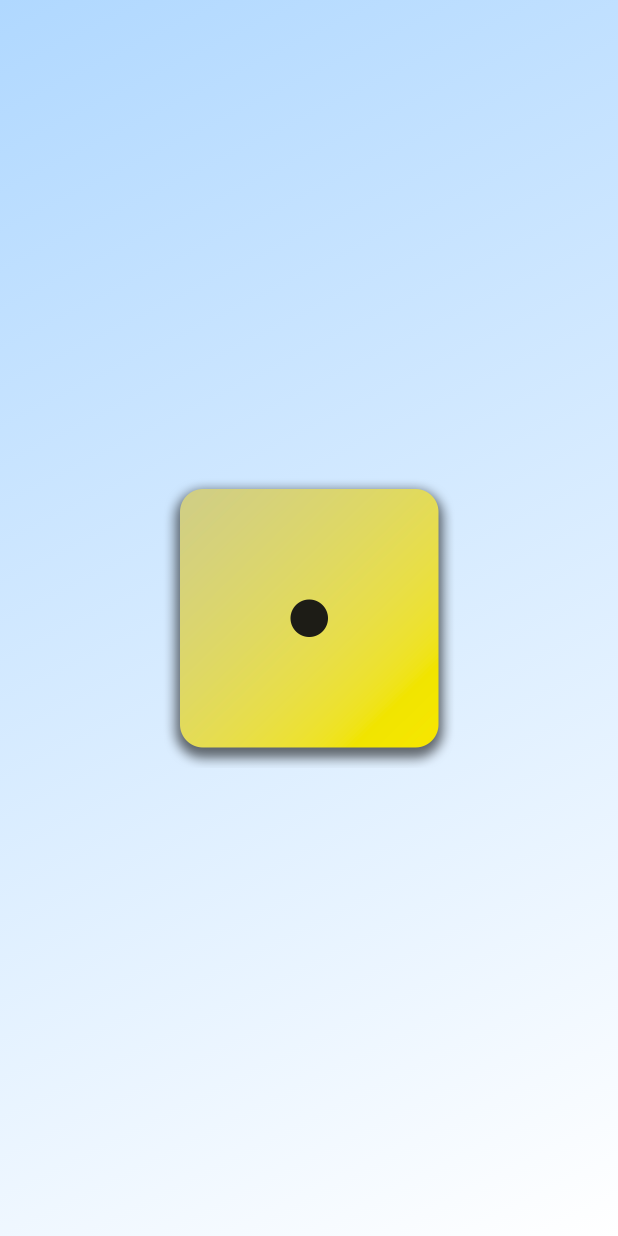
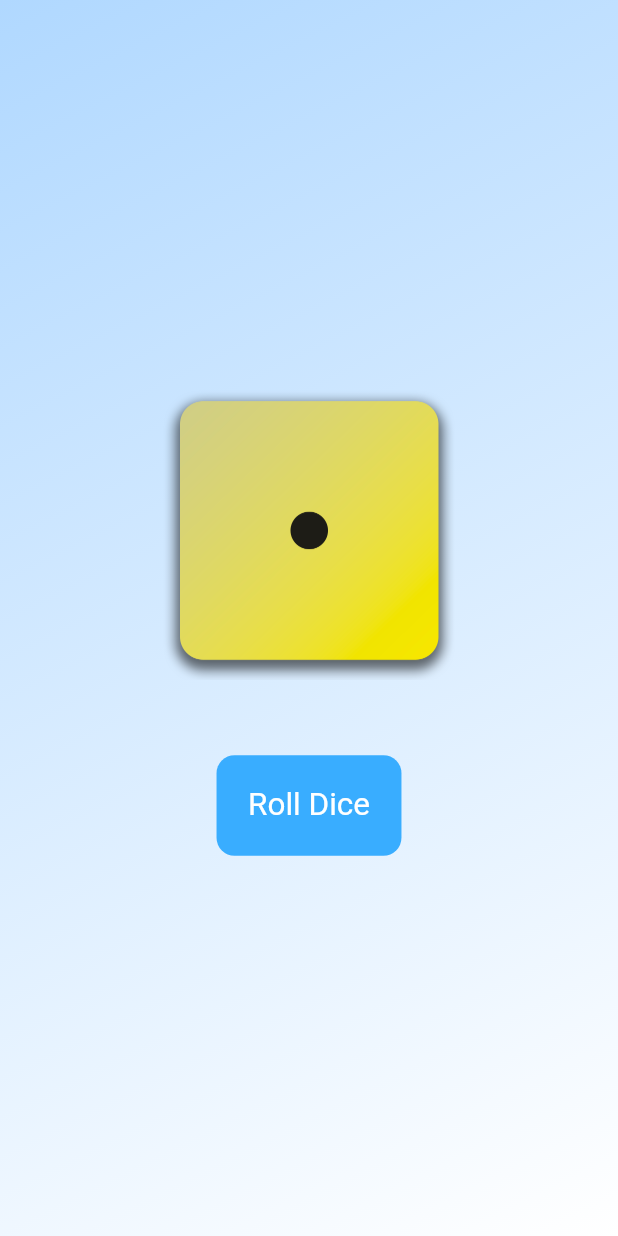
Before and after one commit to iulvimercan/flutter_DiceApp, a Flutter app: the screen it shows after launch, on a phone screen of 412 x 824 dp. Run offline on Flutter 3.47's test engine with Material 3 defaults, Android fonts, the phone set to English and light mode, and no system bars.

Commit message:
textButton and spacing

```diff
--- a/lib/gradient_container.dart
+++ b/lib/gradient_container.dart
@@ -1,5 +1,4 @@
 import 'package:flutter/material.dart';
-import 'package:dice_app/styled_text.dart';
 
 class GradientContainer extends StatelessWidget{
   const GradientContainer({super.key, required this.colors});
@@ -17,9 +16,30 @@ class GradientContainer extends StatelessWidget{
           ),
         ),
         child: Center(
-          child: Image.asset(
-              'assets/images/dice-1.png',
-              width: 200,
+          child: Column(
+            mainAxisSize: MainAxisSize.min,
+            children: [
+              Image.asset(
+                'assets/images/dice-1.png',
+                width: 200,
+              ),
+              const SizedBox(height: 50),
+              TextButton(
+                  onPressed: () {},
+                  style: TextButton.styleFrom(
+                      foregroundColor: Colors.white,
+                      backgroundColor: const Color.fromARGB(255, 57, 173, 255),
+                      padding: const EdgeInsets.all(21.0),
+                      shape: RoundedRectangleBorder(
+                          borderRadius: BorderRadius.circular(12.0)
+                      ),
+                      textStyle: const TextStyle(
+                          fontSize: 21
+                      )
+                  ),
+                  child: const Text('Roll Dice')),
+
+            ],
           ),
         )
     );
```
